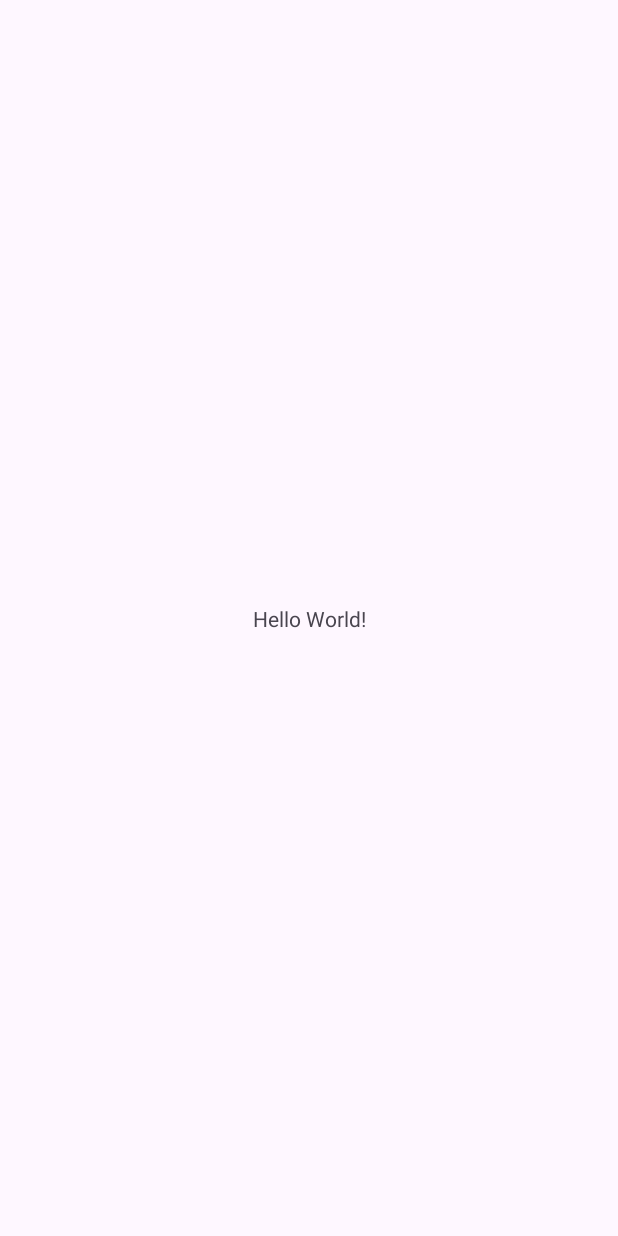
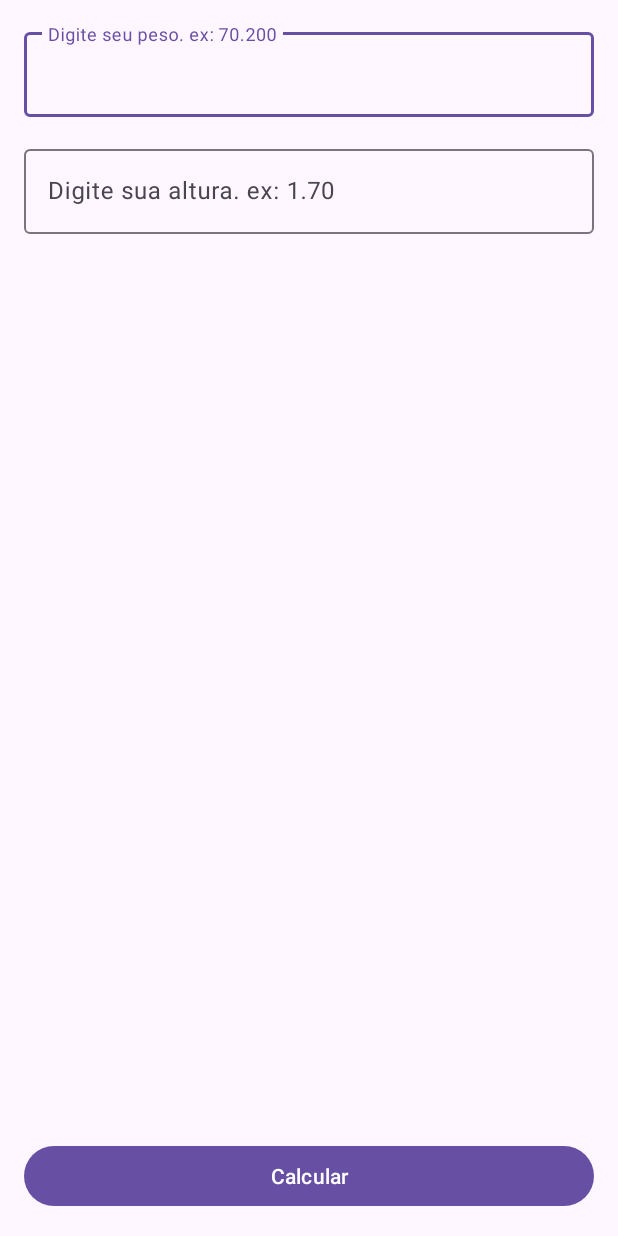
Before and after one commit to MMacaubas/calcIMC, an Android app: the screen it shows after launch (MainActivity), on a phone screen of 412 x 824 dp. Before the commit the screen is almost empty. Run offline under Robolectric (Android 15) with nearby library versions, the phone set to English and light mode, and no system bars.

Commit message:
Tela inicial Edittext

```diff
--- a/app/src/main/java/com/comunidadedevspace/imc/MainActivity.kt
+++ b/app/src/main/java/com/comunidadedevspace/imc/MainActivity.kt
@@ -2,10 +2,25 @@ package com.comunidadedevspace.imc
 
 import androidx.appcompat.app.AppCompatActivity
 import android.os.Bundle
+import android.widget.Button
+import com.google.android.material.textfield.TextInputEditText
 
 class MainActivity : AppCompatActivity() {
     override fun onCreate(savedInstanceState: Bundle?) {
         super.onCreate(savedInstanceState)
         setContentView(R.layout.activity_main)
+
+        val edtPeso = findViewById<TextInputEditText>(R.id.edt_peso)
+        val edtAltura = findViewById<TextInputEditText>(R.id.edt_altura)
+
+        val btnCalcular = findViewById<Button>(R.id.butn_calcular)
+
+        btnCalcular.setOnClickListener{
+            val peso = edtPeso.text
+            val altura = edtAltura.text
+
+            println()
+
+        }
     }
 }
--- a/app/src/main/res/layout/activity_main.xml
+++ b/app/src/main/res/layout/activity_main.xml
@@ -6,13 +6,49 @@
     android:layout_height="match_parent"
     tools:context=".MainActivity">
 
-    <TextView
-        android:layout_width="wrap_content"
+
+    <Button
+        android:id="@+id/butn_calcular"
+        android:layout_width="match_parent"
         android:layout_height="wrap_content"
-        android:text="Hello World!"
+        android:layout_margin="16dp"
+        android:text="Calcular"
         app:layout_constraintBottom_toBottomOf="parent"
         app:layout_constraintEnd_toEndOf="parent"
+        app:layout_constraintStart_toStartOf="parent"/>
+
+    <com.google.android.material.textfield.TextInputLayout
+        android:id="@+id/textInputLayout"
+        android:layout_width="match_parent"
+        android:layout_height="wrap_content"
+        android:layout_margin="16dp"
+        app:layout_constraintEnd_toEndOf="parent"
         app:layout_constraintStart_toStartOf="parent"
-        app:layout_constraintTop_toTopOf="parent" />
+        app:layout_constraintTop_toTopOf="parent">
+
+
+        <com.google.android.material.textfield.TextInputEditText
+            android:id="@+id/edt_peso"
+            android:layout_width="match_parent"
+            android:layout_height="wrap_content"
+            android:hint="Digite seu peso. ex: 70.200"
+            android:inputType="numberDecimal" />
+    </com.google.android.material.textfield.TextInputLayout>
+
+    <com.google.android.material.textfield.TextInputLayout
+        android:layout_width="match_parent"
+        android:layout_height="wrap_content"
+        android:layout_margin="16dp"
+        app:layout_constraintEnd_toEndOf="parent"
+        app:layout_constraintStart_toStartOf="parent"
+        app:layout_constraintTop_toBottomOf="@+id/textInputLayout">
+
+        <com.google.android.material.textfield.TextInputEditText
+            android:id="@+id/edt_altura"
+            android:layout_width="match_parent"
+            android:layout_height="wrap_content"
+            android:inputType="numberDecimal"
+            android:hint="Digite sua altura. ex: 1.70" />
+    </com.google.android.material.textfield.TextInputLayout>
 
 </androidx.constraintlayout.widget.ConstraintLayout>
```
